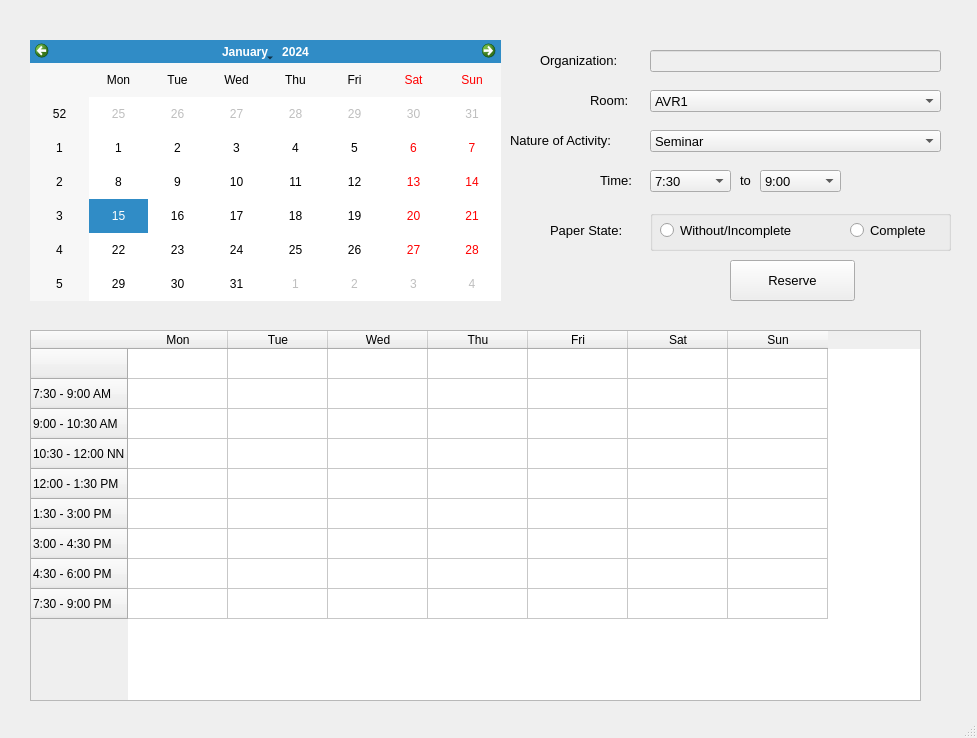
jvgcalites/Room-Reservation, file UserInterface/User.ui: the form before one commit.
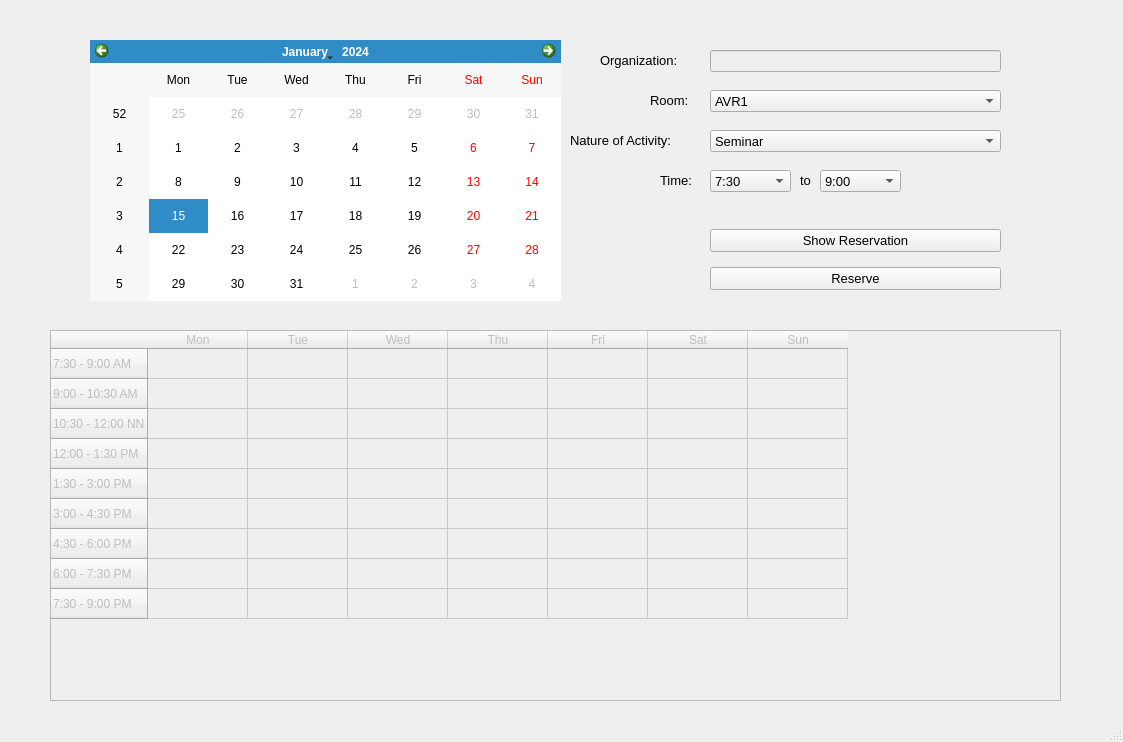
The form after the commit.

Diff of the .ui file:
```diff
--- a/UserInterface/User.ui
+++ b/UserInterface/User.ui
@@ -6,8 +6,8 @@
    <rect>
     <x>0</x>
     <y>0</y>
-    <width>977</width>
-    <height>738</height>
+    <width>1123</width>
+    <height>742</height>
    </rect>
   </property>
   <property name="windowTitle">
@@ -17,7 +17,7 @@
    <widget class="QWidget" name="gridLayoutWidget">
     <property name="geometry">
      <rect>
-      <x>30</x>
+      <x>90</x>
       <y>40</y>
       <width>471</width>
       <height>261</height>
@@ -34,19 +34,20 @@
     </layout>
    </widget>
    <widget class="QTableWidget" name="tableWidget_schedule">
+    <property name="enabled">
+     <bool>false</bool>
+    </property>
     <property name="geometry">
      <rect>
-      <x>30</x>
+      <x>50</x>
       <y>330</y>
-      <width>891</width>
+      <width>1011</width>
       <height>371</height>
      </rect>
     </property>
-    <row>
-     <property name="text">
-      <string/>
-     </property>
-    </row>
+    <property name="editTriggers">
+     <set>QAbstractItemView::NoEditTriggers</set>
+    </property>
     <row>
      <property name="text">
       <string>7:30 - 9:00 AM</string>
@@ -82,6 +83,11 @@
       <string>4:30 - 6:00 PM</string>
      </property>
     </row>
+    <row>
+     <property name="text">
+      <string>6:00 - 7:30 PM</string>
+     </property>
+    </row>
     <row>
      <property name="text">
       <string>7:30 - 9:00 PM</string>
@@ -123,28 +129,10 @@
      </property>
     </column>
    </widget>
-   <widget class="QPushButton" name="pushButton_Reserve">
-    <property name="geometry">
-     <rect>
-      <x>730</x>
-      <y>260</y>
-      <width>125</width>
-      <height>41</height>
-     </rect>
-    </property>
-    <property name="font">
-     <font>
-      <pointsize>10</pointsize>
-     </font>
-    </property>
-    <property name="text">
-     <string>Reserve</string>
-    </property>
-   </widget>
    <widget class="QComboBox" name="comboBox_NatureOfActivity">
     <property name="geometry">
      <rect>
-      <x>650</x>
+      <x>710</x>
       <y>130</y>
       <width>291</width>
       <height>22</height>
@@ -174,7 +162,7 @@
    <widget class="QComboBox" name="comboBox_timeEnd">
     <property name="geometry">
      <rect>
-      <x>760</x>
+      <x>820</x>
       <y>170</y>
       <width>81</width>
       <height>22</height>
@@ -234,7 +222,7 @@
    <widget class="QComboBox" name="comboBox_Room">
     <property name="geometry">
      <rect>
-      <x>650</x>
+      <x>710</x>
       <y>90</y>
       <width>291</width>
       <height>22</height>
@@ -279,7 +267,7 @@
    <widget class="QLabel" name="label_2">
     <property name="geometry">
      <rect>
-      <x>600</x>
+      <x>660</x>
       <y>170</y>
       <width>41</width>
       <height>21</height>
@@ -297,7 +285,7 @@
    <widget class="QLabel" name="label_room">
     <property name="geometry">
      <rect>
-      <x>590</x>
+      <x>650</x>
       <y>90</y>
       <width>51</width>
       <height>21</height>
@@ -318,7 +306,7 @@
     </property>
     <property name="geometry">
      <rect>
-      <x>650</x>
+      <x>710</x>
       <y>50</y>
       <width>291</width>
       <height>22</height>
@@ -333,7 +321,7 @@
    <widget class="QComboBox" name="comboBox_timeStart">
     <property name="geometry">
      <rect>
-      <x>650</x>
+      <x>710</x>
       <y>170</y>
       <width>81</width>
       <height>22</height>
@@ -393,7 +381,7 @@
    <widget class="QLabel" name="label_3">
     <property name="geometry">
      <rect>
-      <x>740</x>
+      <x>800</x>
       <y>170</y>
       <width>20</width>
       <height>21</height>
@@ -411,7 +399,7 @@
    <widget class="QLabel" name="label_5">
     <property name="geometry">
      <rect>
-      <x>510</x>
+      <x>570</x>
       <y>120</y>
       <width>141</width>
       <height>41</height>
@@ -429,7 +417,7 @@
    <widget class="QLabel" name="label_organization">
     <property name="geometry">
      <rect>
-      <x>540</x>
+      <x>600</x>
       <y>50</y>
       <width>101</width>
       <height>21</height>
@@ -444,77 +432,41 @@
      <string>Organization:</string>
     </property>
    </widget>
-   <widget class="QGroupBox" name="groupBox">
+   <widget class="QWidget" name="verticalLayoutWidget">
     <property name="geometry">
      <rect>
-      <x>650</x>
-      <y>210</y>
-      <width>301</width>
-      <height>41</height>
-     </rect>
-    </property>
-    <property name="font">
-     <font>
-      <pointsize>10</pointsize>
-     </font>
-    </property>
-    <property name="title">
-     <string/>
-    </property>
-    <widget class="QRadioButton" name="radioButton_incomplete">
-     <property name="geometry">
-      <rect>
-       <x>10</x>
-       <y>10</y>
-       <width>181</width>
-       <height>20</height>
-      </rect>
-     </property>
-     <property name="font">
-      <font>
-       <pointsize>10</pointsize>
-      </font>
-     </property>
-     <property name="text">
-      <string>Without/Incomplete</string>
-     </property>
-    </widget>
-    <widget class="QRadioButton" name="radioButton_complete">
-     <property name="geometry">
-      <rect>
-       <x>200</x>
-       <y>10</y>
-       <width>101</width>
-       <height>21</height>
-      </rect>
-     </property>
-     <property name="font">
-      <font>
-       <pointsize>10</pointsize>
-      </font>
-     </property>
-     <property name="text">
-      <string>Complete</string>
-     </property>
-    </widget>
-   </widget>
-   <widget class="QLabel" name="label_4">
-    <property name="geometry">
-     <rect>
-      <x>550</x>
+      <x>710</x>
       <y>220</y>
-      <width>101</width>
-      <height>21</height>
+      <width>291</width>
+      <height>80</height>
      </rect>
     </property>
-    <property name="font">
-     <font>
-      <pointsize>10</pointsize>
-     </font>
-    </property>
-    <property name="text">
-     <string>Paper State:</string>
-    </property>
+    <layout class="QVBoxLayout" name="verticalLayout">
+     <item>
+      <widget class="QPushButton" name="pushButton_ShowReservation">
+       <property name="font">
+        <font>
+         <pointsize>10</pointsize>
+        </font>
+       </property>
+       <property name="text">
+        <string>Show Reservation</string>
+       </property>
+      </widget>
+     </item>
+     <item>
+      <widget class="QPushButton" name="pushButton_Reserve">
+       <property name="font">
+        <font>
+         <pointsize>10</pointsize>
+        </font>
+       </property>
+       <property name="text">
+        <string>Reserve</string>
+       </property>
+      </widget>
+     </item>
+    </layout>
    </widget>
   </widget>
   <widget class="QStatusBar" name="statusbar"/>
```
